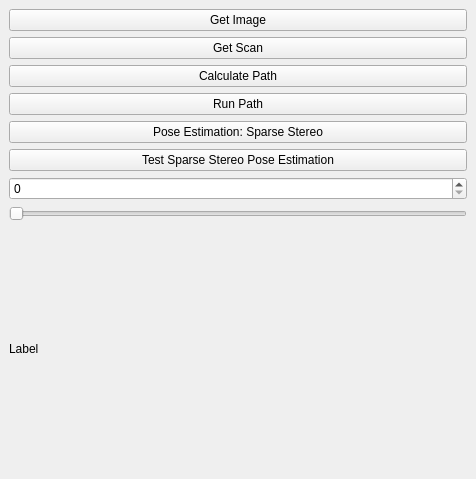
SkovIda/rovi_project, file SamplePlugin/src/SamplePlugin.ui: the form before one commit.
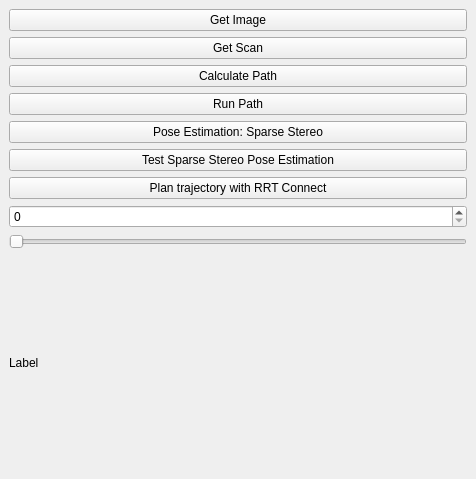
The form after the commit.

Commit message: added button for trajectory planning with RRT connect.

Patch:
```diff
--- a/SamplePlugin/src/SamplePlugin.ui
+++ b/SamplePlugin/src/SamplePlugin.ui
@@ -59,6 +59,13 @@
         </property>
        </widget>
       </item>
+      <item>
+       <widget class="QPushButton" name="_RRTConnectPlanTrajectory">
+        <property name="text">
+         <string>Plan trajectory with RRT Connect</string>
+        </property>
+       </widget>
+      </item>
       <item>
        <widget class="QSpinBox" name="_spinBox"/>
       </item>
```
The commit also changes 1 other file.
